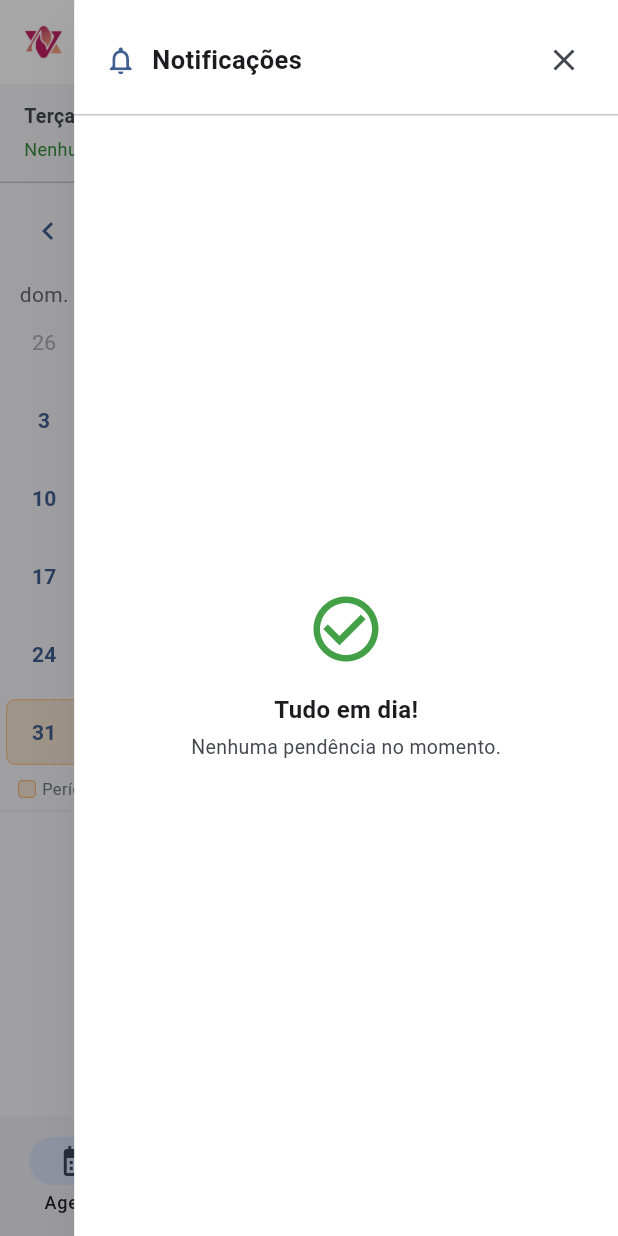
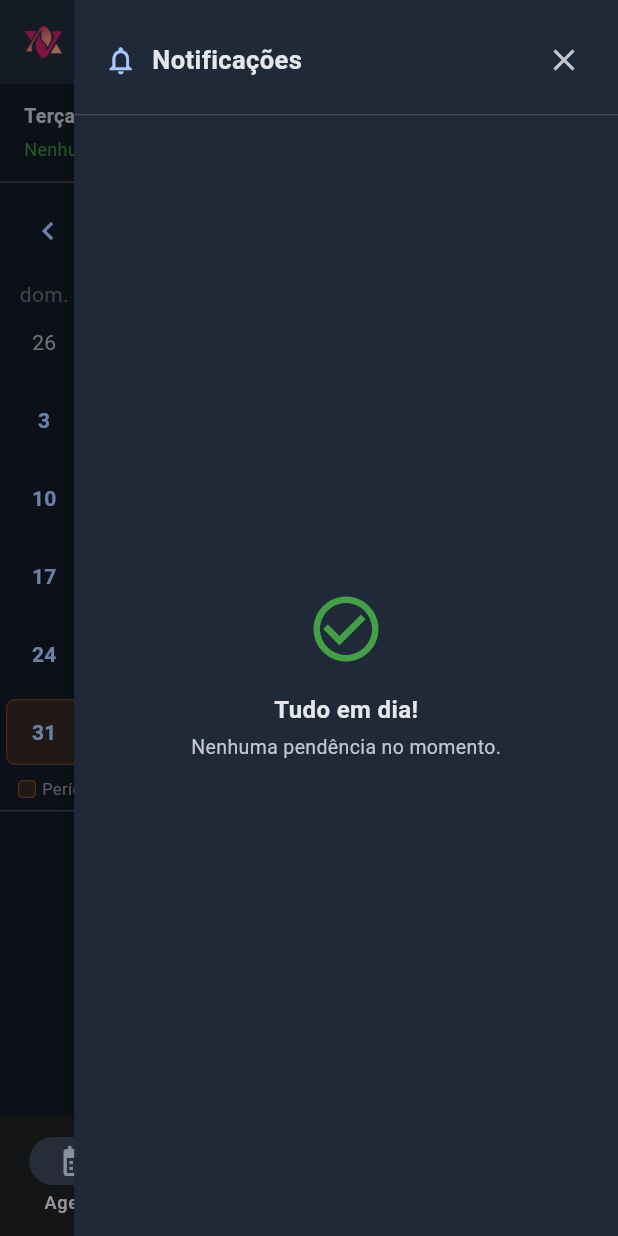
Before and after one commit to JeffHenriqueM/crm-pessoal, a Flutter app: the screen it shows once a user with an empty profile is signed in, after a tap on the "notifications" icon, on a phone screen of 412 x 824 dp. Run offline on Flutter 3.47's test engine with Material 3 defaults, Android fonts, the phone set to English and light mode, and no system bars; drawn by our look-alikes of table_calendar; our stand-ins replace cloud_firestore, firebase_auth, firebase_core, firebase_messaging, fl_chart, font_awesome_flutter and 4 more; missing offline and left inert: add_2_calendar; accounts and stored records are empty.

Commit message:
feat: dark mode padrão + notificações clicáveis + toggle removido do login
- ThemeController: dark mode como padrão para novos usuários (sem preferência salva)
- NotificacaoBell: novo parâmetro showAsListTile=true → renderiza como ListTile completo
  com ícone + texto "Notificações" + badge vermelho no trailing; toda a linha é clicável
- main_shell: usa showAsListTile na sidebar expandida, badge compacto na sidebar recolhida
- tela_login_screen: removido _ThemeToggleButton — tema só é configurável em Configurações

Co-Authored-By: Claude Sonnet 4.6 <noreply@anthropic.com>

```diff
--- a/lib/screens/tela_login_screen.dart
+++ b/lib/screens/tela_login_screen.dart
@@ -148,14 +148,6 @@ class _TelaLoginScreenState extends State<TelaLoginScreen> {
       child: SafeArea(
         child: Column(
           children: [
-            // Tema toggle no topo direito
-            Align(
-              alignment: Alignment.topRight,
-              child: Padding(
-                padding: const EdgeInsets.all(8),
-                child: _ThemeToggleButton(light: true),
-              ),
-            ),
             Expanded(
               child: SingleChildScrollView(
                 padding: const EdgeInsets.symmetric(horizontal: 24, vertical: 16),
@@ -318,10 +310,7 @@ class _TelaLoginScreenState extends State<TelaLoginScreen> {
         mainAxisAlignment: MainAxisAlignment.center,
         crossAxisAlignment: CrossAxisAlignment.stretch,
         children: [
-          // Cabeçalho + toggle de tema
-          Row(
-            mainAxisAlignment: MainAxisAlignment.spaceBetween,
-            children: [
+          // Cabeçalho
           Column(
             crossAxisAlignment: CrossAxisAlignment.start,
             children: [
@@ -338,9 +327,6 @@ class _TelaLoginScreenState extends State<TelaLoginScreen> {
                 'Faça login para continuar',
                 style: TextStyle(fontSize: 14, color: cs.onSurfaceVariant),
               ),
-                ],
-              ),
-              const _ThemeToggleButton(light: false),
             ],
           ),
           const SizedBox(height: 36),
@@ -430,30 +416,3 @@ class _TelaLoginScreenState extends State<TelaLoginScreen> {
     );
   }
 }
-
-// ── Widget de toggle de tema ───────────────────────────────────────────────
-class _ThemeToggleButton extends StatelessWidget {
-  /// [light] = true → ícones brancos (sobre fundo colorido).
-  /// [light] = false → ícones com cor do tema.
-  final bool light;
-
-  const _ThemeToggleButton({required this.light});
-
-  @override
-  Widget build(BuildContext context) {
-    return AnimatedBuilder(
-      animation: ThemeController.instance,
-      builder: (_, __) {
-        final isDark = ThemeController.instance.isDark;
-        return IconButton(
-          icon: Icon(
-            isDark ? Icons.light_mode_outlined : Icons.dark_mode_outlined,
-            color: light ? Colors.white : null,
-          ),
-          tooltip: isDark ? 'Modo claro' : 'Modo escuro',
-          onPressed: ThemeController.instance.toggle,
-        );
-      },
-    );
-  }
-}
--- a/lib/theme/theme_controller.dart
+++ b/lib/theme/theme_controller.dart
@@ -7,16 +7,18 @@ class ThemeController extends ChangeNotifier {
 
   static const _key = 'theme_mode';
 
-  ThemeMode _mode = ThemeMode.light;
+  ThemeMode _mode = ThemeMode.dark; // padrão inicial antes do initialize()
 
   ThemeMode get mode => _mode;
   bool get isDark => _mode == ThemeMode.dark;
 
   /// Deve ser chamado em main() antes de runApp().
+  /// Padrão para novos usuários (sem preferência salva): dark mode.
   Future<void> initialize() async {
     final prefs = await SharedPreferences.getInstance();
     final saved = prefs.getString(_key);
-    _mode = saved == 'dark' ? ThemeMode.dark : ThemeMode.light;
+    // null = primeiro acesso → dark mode por padrão
+    _mode = saved == 'light' ? ThemeMode.light : ThemeMode.dark;
   }
 
   Future<void> toggle() async {
--- a/lib/widgets/main_shell.dart
+++ b/lib/widgets/main_shell.dart
@@ -562,20 +562,9 @@ class _MainShellState extends State<MainShell> {
 
           // ── Notificações ───────────────────────────────────────────────
           if (_sidebarExpanded)
-            Padding(
-              padding: const EdgeInsets.fromLTRB(4, 0, 12, 0),
-              child: Row(
-                children: [
-                  NotificacaoBell(
-                    vendedorId: _isAdmin ? null : widget.currentUserId,
-                  ),
-                  const SizedBox(width: 2),
-                  Text(
-                    'Notificações',
-                    style: TextStyle(fontSize: 14, color: cs.onSurface),
-                  ),
-                ],
-              ),
+            NotificacaoBell(
+              vendedorId: _isAdmin ? null : widget.currentUserId,
+              showAsListTile: true,
             )
           else
             Center(
--- a/lib/widgets/notificacao_bell.dart
+++ b/lib/widgets/notificacao_bell.dart
@@ -37,7 +37,17 @@ class _CampanhaNotifItem {
 // ── Widget: sino com badge ────────────────────────────────────────────────────
 class NotificacaoBell extends StatelessWidget {
   final String? vendedorId;
-  const NotificacaoBell({super.key, required this.vendedorId});
+
+  /// Quando true, renderiza como ListTile completo (ícone + texto "Notificações")
+  /// com o badge como trailing. Toda a linha é clicável.
+  /// Quando false (padrão), renderiza apenas o IconButton com badge sobreposto.
+  final bool showAsListTile;
+
+  const NotificacaoBell({
+    super.key,
+    required this.vendedorId,
+    this.showAsListTile = false,
+  });
 
   @override
   Widget build(BuildContext context) {
@@ -69,6 +79,56 @@ class NotificacaoBell extends StatelessWidget {
                 categorias.fold<int>(0, (s, c) => s + c.itens.length);
             final total = totalClientes + campNotifs.length;
 
+            void abrirPainel() =>
+                _mostrarPainel(context, categorias, campNotifs, total);
+
+            // ── Modo ListTile (sidebar expandida) ─────────────────────────
+            if (showAsListTile) {
+              return Padding(
+                padding:
+                    const EdgeInsets.symmetric(horizontal: 8, vertical: 1),
+                child: ListTile(
+                  leading: Icon(
+                    total > 0
+                        ? Icons.notifications_rounded
+                        : Icons.notifications_outlined,
+                    color: total > 0 ? cs.primary : cs.onSurfaceVariant,
+                    size: 20,
+                  ),
+                  title: Text(
+                    'Notificações',
+                    style: TextStyle(fontSize: 14, color: cs.onSurface),
+                  ),
+                  trailing: total > 0
+                      ? Container(
+                          padding: const EdgeInsets.symmetric(
+                              horizontal: 7, vertical: 2),
+                          decoration: BoxDecoration(
+                            color: Colors.red.shade600,
+                            borderRadius: BorderRadius.circular(10),
+                          ),
+                          child: Text(
+                            total > 99 ? '99+' : '$total',
+                            style: const TextStyle(
+                              color: Colors.white,
+                              fontSize: 11,
+                              fontWeight: FontWeight.bold,
+                            ),
+                          ),
+                        )
+                      : null,
+                  contentPadding:
+                      const EdgeInsets.symmetric(horizontal: 12),
+                  horizontalTitleGap: 8,
+                  dense: true,
+                  shape: RoundedRectangleBorder(
+                      borderRadius: BorderRadius.circular(8)),
+                  onTap: abrirPainel,
+                ),
+              );
+            }
+
+            // ── Modo ícone (sidebar compacta ou mobile) ───────────────────
             return Stack(
               clipBehavior: Clip.none,
               children: [
@@ -82,8 +142,7 @@ class NotificacaoBell extends StatelessWidget {
                   tooltip: total > 0
                       ? '$total notificaç${total == 1 ? 'ão' : 'ões'} pendente${total != 1 ? 's' : ''}'
                       : 'Sem notificações',
-                  onPressed: () =>
-                      _mostrarPainel(context, categorias, campNotifs, total),
+                  onPressed: abrirPainel,
                 ),
                 if (total > 0)
                   Positioned(
```
Lines whose indentation alone changed are shown as unchanged.
